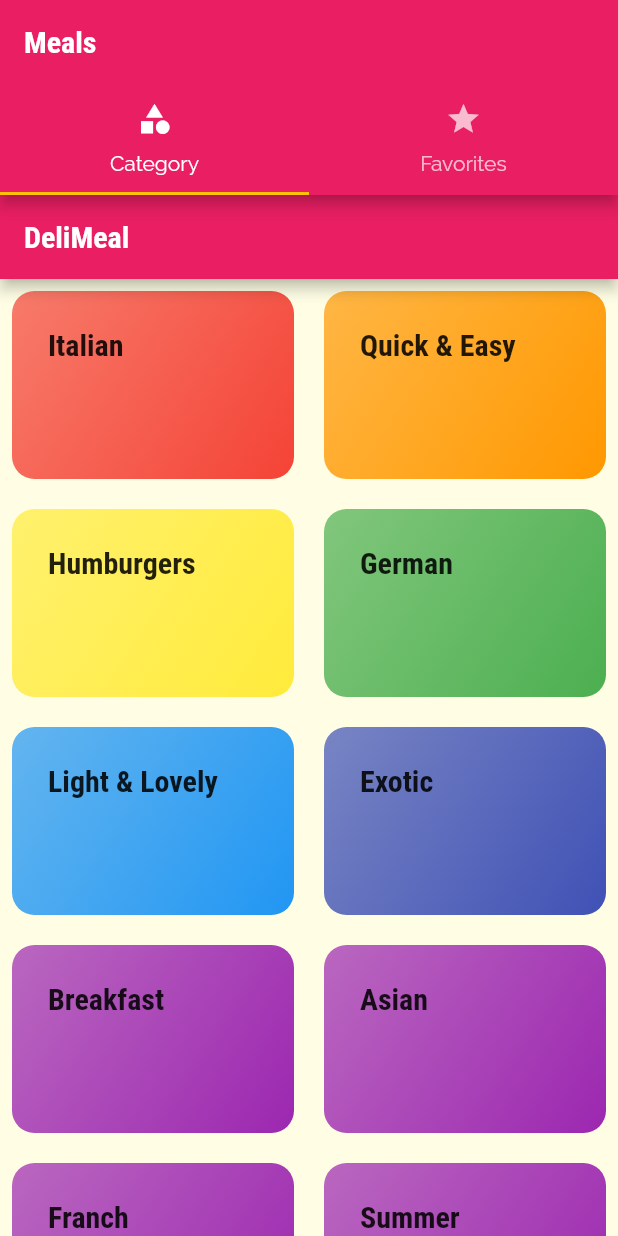
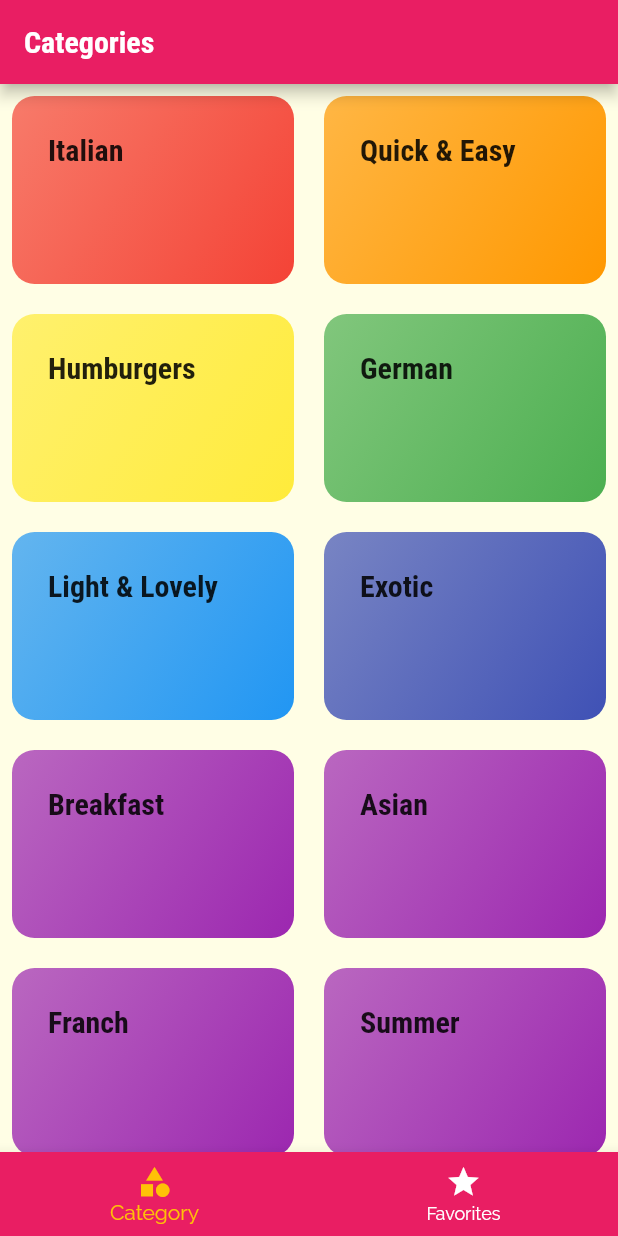
Before and after one commit to HooEP01/food-app, a Flutter app: the screen it shows after launch, on a phone screen of 412 x 824 dp. Run offline on Flutter 3.47's test engine with Material 2 defaults, Android fonts, the phone set to English and light mode, and no system bars.

Commit message:
add buttom tab

```diff
--- a/lib/screens/categories_screen.dart
+++ b/lib/screens/categories_screen.dart
@@ -61,11 +61,7 @@ class CategoriesScreen extends StatelessWidget {
       ),
     ];
 
-    return Scaffold(
-      appBar: AppBar(
-        title: const Text('DeliMeal'),
-      ),
-      body: GridView(
+    return GridView(
       padding: const EdgeInsets.all(8),
       gridDelegate: const SliverGridDelegateWithMaxCrossAxisExtent(
         maxCrossAxisExtent: 200,
@@ -82,7 +78,6 @@ class CategoriesScreen extends StatelessWidget {
             ),
           )
           .toList(),
-      ),
     );
   }
 }
--- a/lib/screens/tabs_screen.dart
+++ b/lib/screens/tabs_screen.dart
@@ -11,33 +11,73 @@ class TabsScreen extends StatefulWidget {
 }
 
 class _TabsScreenState extends State<TabsScreen> {
+  final List<Map<String, Object>> _pages = const [
+    {'title': 'Categories', 'page': CategoriesScreen()},
+    {'title': 'Favorites', 'page': FavoritesScreen()},
+  ];
+
+  int _selectedPageIndex = 0;
+
+  void _selectedPage(int index) {
+    setState(() {
+      _selectedPageIndex = index;
+    });
+  }
+
   @override
   Widget build(BuildContext context) {
-    return DefaultTabController(
-      length: 2,
-      child: Scaffold(
-        appBar: AppBar(
-          title: Text('Meals'),
-          bottom: const TabBar(
-            tabs: [
-              Tab(
-                icon: Icon(Icons.category),
-                text: 'Category',
-              ),
-              Tab(
-                icon: Icon(Icons.star),
-                text: 'Favorites',
-              ),
-            ],
+    return Scaffold(
+      appBar: AppBar(
+        title: Text(_pages[_selectedPageIndex]['title'] as String),
+      ),
+      body: _pages[_selectedPageIndex]['page'] as Widget,
+      bottomNavigationBar: BottomNavigationBar(
+        onTap: _selectedPage,
+        backgroundColor: Theme.of(context).colorScheme.primary,
+        unselectedItemColor: Colors.white,
+        selectedItemColor: Theme.of(context).colorScheme.secondary,
+        // type: BottomNavigationBarType.shifting,
+        items: [
+          BottomNavigationBarItem(
+            backgroundColor: Theme.of(context).colorScheme.primary,
+            icon: const Icon(Icons.category),
+            label: 'Category',
           ),
-        ),
-        body: const TabBarView(
-          children: [
-            CategoriesScreen(),
-            FavoritesScreen(),
-          ],
-        ),
+          BottomNavigationBarItem(
+            backgroundColor: Theme.of(context).colorScheme.primary,
+            icon: const Icon(Icons.star),
+            label: 'Favorites',
+          ),
+        ],
+        currentIndex: _selectedPageIndex,
       ),
     );
+
+    // DefaultTabController(
+    //   length: 2,
+    //   child: Scaffold(
+    //     appBar: AppBar(
+    //       title: Text('Meals'),
+    //       bottom: const TabBar(
+    //         tabs: [
+    //           Tab(
+    //             icon: Icon(Icons.category),
+    //             text: 'Category',
+    //           ),
+    //           Tab(
+    //             icon: Icon(Icons.star),
+    //             text: 'Favorites',
+    //           ),
+    //         ],
+    //       ),
+    //     ),
+    //     body: const TabBarView(
+    //       children: [
+    //         CategoriesScreen(),
+    //         FavoritesScreen(),
+    //       ],
+    //     ),
+    //   ),
+    // );
   }
 }
```
Lines whose indentation alone changed are shown as unchanged.
